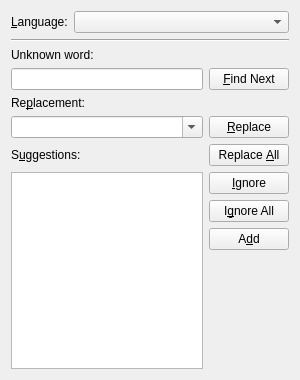
This is src/frontends/qt/ui/SpellcheckerUi.ui in cburschka/lyx as Qt 5 draws it before an edit. The edited form follows.
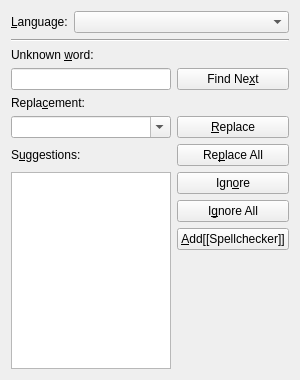
This is the edited form.

Commit message: GuiSpellchecker: resolve accelerator conflicts

The edit to the form file:
```diff
--- a/src/frontends/qt/ui/SpellcheckerUi.ui
+++ b/src/frontends/qt/ui/SpellcheckerUi.ui
@@ -55,7 +55,7 @@
       <string>Ignore this word</string>
      </property>
      <property name="text">
-      <string>&amp;Ignore</string>
+      <string>Ign&amp;ore</string>
      </property>
     </widget>
    </item>
@@ -92,14 +92,14 @@
       <string/>
      </property>
      <property name="text">
-      <string>&amp;Find Next</string>
+      <string>Find Ne&amp;xt</string>
      </property>
     </widget>
    </item>
    <item row="2" column="0">
     <widget class="QLabel" name="TextLabel3">
      <property name="text">
-      <string>Unknown word:</string>
+      <string>Unknown &amp;word:</string>
      </property>
      <property name="buddy">
       <cstring>wordED</cstring>
@@ -116,7 +116,7 @@
    <item row="4" column="0">
     <widget class="QLabel" name="TextLabel1">
      <property name="text">
-      <string>Re&amp;placement:</string>
+      <string>Repla&amp;cement:</string>
      </property>
      <property name="buddy">
       <cstring>replaceCO</cstring>
@@ -145,7 +145,7 @@
       <string/>
      </property>
      <property name="text">
-      <string>Replace &amp;All</string>
+      <string>Re&amp;place All</string>
      </property>
     </widget>
    </item>
@@ -175,7 +175,7 @@
       <string>Add the word to your personal dictionary</string>
      </property>
      <property name="text">
-      <string>A&amp;dd</string>
+      <string>&amp;Add[[Spellchecker]]</string>
      </property>
     </widget>
    </item>
```
